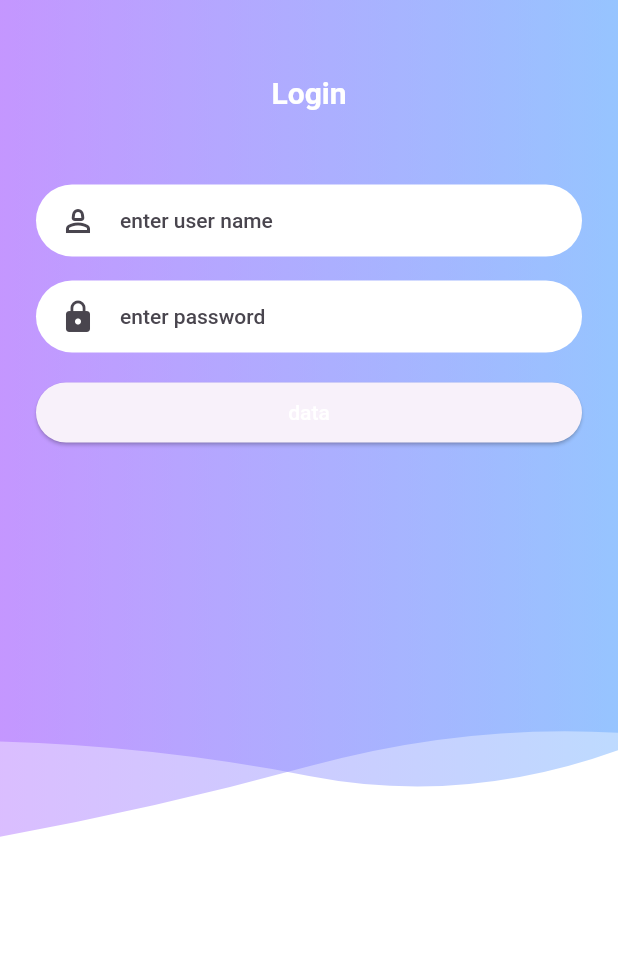
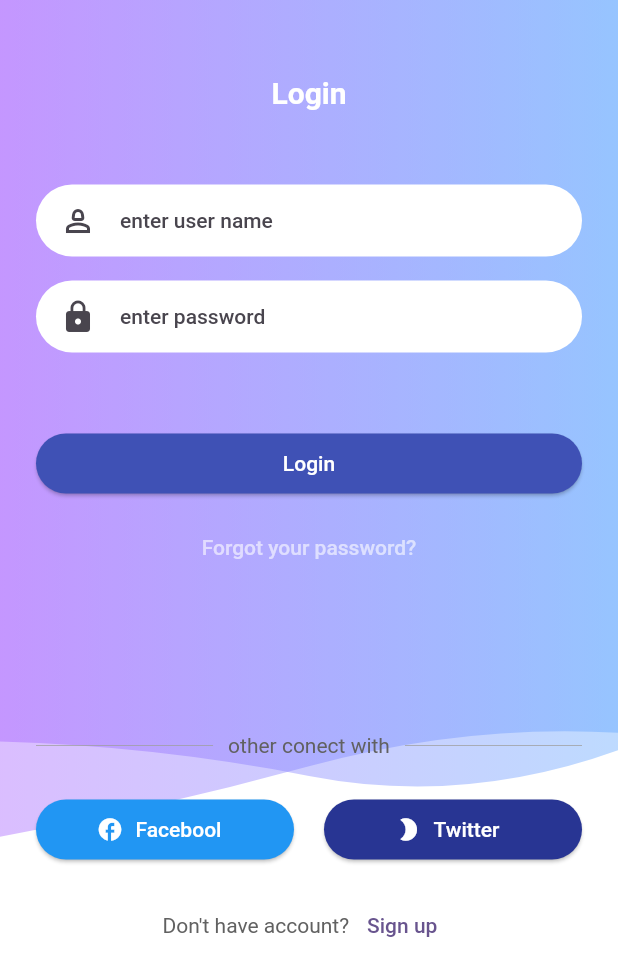
Before and after one commit to khanhbuiduc/quizzApp, a Flutter app: the screen it shows after launch, on a phone screen of 412 x 824 dp. Shown: the top 976 px of the screen. Run offline on Flutter 3.47's test engine with Material 2 defaults, Android fonts, the light colour scheme and no system bars; our stand-ins replace flutter_svg.

Commit message:
button to login/sign up

```diff
--- a/lib/main.dart
+++ b/lib/main.dart
@@ -14,8 +14,7 @@ class MyApp extends StatelessWidget {
     return MaterialApp(
         title: 'Flutter Demo',
         theme: ThemeData().copyWith(
-          colorScheme: ColorScheme.fromSeed(
-              seedColor: const Color.fromARGB(255, 128, 73, 223)),
+          colorScheme: ColorScheme.fromSeed(seedColor: Colors.deepPurple),
           useMaterial3: true,
         ),
         home: const AuthScreen());
--- a/lib/screen/auth/authScreen.dart
+++ b/lib/screen/auth/authScreen.dart
@@ -1,9 +1,19 @@
 import 'package:flutter/material.dart';
+// ignore: depend_on_referenced_packages
 import 'package:flutter_svg/flutter_svg.dart';
+import 'package:quizz_app/widgets/buttons/icon_elevated_Button.dart';
 import 'package:quizz_app/widgets/input/input_custome.dart';
 
-class AuthScreen extends StatelessWidget {
+class AuthScreen extends StatefulWidget {
   const AuthScreen({super.key});
+  @override
+  State<AuthScreen> createState() {
+    return _AuthScreenState();
+  }
+}
+
+class _AuthScreenState extends State<AuthScreen> {
+  var isLogin = true;
   @override
   Widget build(BuildContext context) {
     return Scaffold(
@@ -16,13 +26,11 @@ class AuthScreen extends StatelessWidget {
             padding: const EdgeInsets.symmetric(horizontal: 24),
             child: Column(
               children: [
-                const SizedBox(
-                  height: 50,
-                ),
+                const SizedBox(height: 50),
                 //Title Login
-                const Text(
-                  "Login",
-                  style: TextStyle(
+                Text(
+                  isLogin ? "Login" : "Sign up",
+                  style: const TextStyle(
                     color: Colors.white,
                     fontSize: 20,
                     fontWeight: FontWeight.bold,
@@ -51,16 +59,99 @@ class AuthScreen extends StatelessWidget {
                         icon: Icon(Icons.lock),
                         obscureText: true),
                     const SizedBox(
-                      height: 16,
+                      height: 50,
                     ),
+                    //login button
                     ElevatedButton(
                       onPressed: () {},
                       style: ElevatedButton.styleFrom(
+                        backgroundColor: Colors.indigo,
                         foregroundColor: Colors.white,
                       ),
-                      child: const Text(
-                        "data",
+                      child: Text(
+                        isLogin ? "Login" : "Sign up",
                       ),
+                    ),
+                    const SizedBox(
+                      height: 8,
+                    ),
+                    //switch login<->sign up button
+
+                    TextButton(
+                        onPressed: () {},
+                        child: Text(
+                          isLogin ? "Forgot your password?" : "",
+                          style: const TextStyle(color: Colors.white60),
+                        )),
+
+                    //Divider
+                    const SizedBox(
+                      height: 100,
+                    ),
+                    Row(
+                      children: [
+                        const Expanded(
+                          child: Divider(
+                            color: Colors.grey,
+                            thickness: 0.5,
+                          ),
+                        ),
+                        Padding(
+                          padding: const EdgeInsets.symmetric(horizontal: 10),
+                          child: Text(
+                            "other conect with",
+                            style: TextStyle(
+                              color: Colors.grey[700],
+                            ),
+                          ),
+                        ),
+                        const Expanded(
+                          child: Divider(
+                            color: Colors.grey,
+                            thickness: 0.5,
+                          ),
+                        ),
+                      ],
+                    ),
+                    //conext with facebook
+                    const SizedBox(
+                      height: 24,
+                    ),
+                    Row(children: [
+                      //login with facebook
+                      const IconElevatedButton(
+                          label: "Facebool",
+                          icon: Icon(Icons.facebook),
+                          color: Colors.blue),
+
+                      const SizedBox(width: 20),
+                      // login with twitter
+                      IconElevatedButton(
+                        label: "Twitter",
+                        icon: const Icon(Icons.brightness_2_rounded),
+                        color: Colors.indigo.shade800,
+                      ),
+                    ]),
+                    const SizedBox(height: 16),
+                    // switch to Login/Sign up
+                    Row(
+                      mainAxisAlignment: MainAxisAlignment.center,
+                      children: [
+                        Text(
+                          isLogin ? "Don't have account?" : "i have account",
+                          style: TextStyle(color: Colors.grey[700]),
+                        ),
+                        TextButton(
+                          onPressed: () {
+                            setState(() {
+                              isLogin = !isLogin;
+                            });
+                          },
+                          child: Text(
+                            isLogin ? "Sign up" : "login",
+                          ),
+                        )
+                      ],
                     ),
                   ],
                 ))
--- /dev/null
+++ b/lib/widgets/buttons/icon_elevated_Button.dart
@@ -0,0 +1,23 @@
+import 'package:flutter/material.dart';
+
+class IconElevatedButton extends StatelessWidget {
+  const IconElevatedButton(
+      {super.key,
+      required this.label,
+      required this.icon,
+      required this.color});
+  final String label;
+  final Icon icon;
+  final Color color;
+  @override
+  Widget build(BuildContext context) {
+    return Expanded(
+      child: ElevatedButton.icon(
+          style: ElevatedButton.styleFrom(
+              backgroundColor: color, foregroundColor: Colors.white),
+          onPressed: () {},
+          icon: icon,
+          label: Text(label)),
+    );
+  }
+}
```
